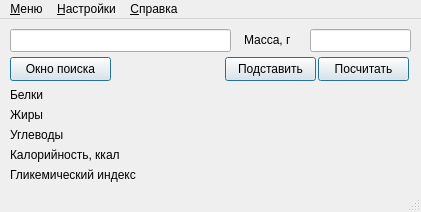
Old version of the form source/mainwin.ui in the repository arcan1s/food_gui.
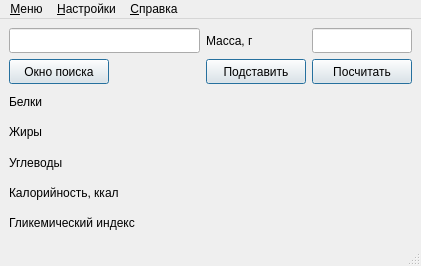
New version of the form.

What changed in the file:
```diff
--- a/source/mainwin.ui
+++ b/source/mainwin.ui
@@ -7,233 +7,493 @@
     <x>0</x>
     <y>0</y>
     <width>421</width>
-    <height>212</height>
+    <height>266</height>
    </rect>
   </property>
+  <property name="sizePolicy">
+   <sizepolicy hsizetype="Preferred" vsizetype="Preferred">
+    <horstretch>0</horstretch>
+    <verstretch>0</verstretch>
+   </sizepolicy>
+  </property>
+  <property name="minimumSize">
+   <size>
+    <width>421</width>
+    <height>266</height>
+   </size>
+  </property>
   <property name="windowTitle">
    <string>Food</string>
   </property>
   <widget class="QWidget" name="centralwidget">
-   <widget class="QLineEdit" name="search_line">
-    <property name="geometry">
-     <rect>
-      <x>10</x>
-      <y>10</y>
-      <width>221</width>
-      <height>23</height>
-     </rect>
-    </property>
-    <property name="text">
-     <string/>
-    </property>
-    <property name="alignment">
-     <set>Qt::AlignRight|Qt::AlignTrailing|Qt::AlignVCenter</set>
-    </property>
-   </widget>
-   <widget class="QPushButton" name="calcbut">
-    <property name="geometry">
-     <rect>
-      <x>318</x>
-      <y>38</y>
-      <width>91</width>
-      <height>24</height>
-     </rect>
-    </property>
-    <property name="text">
-     <string>Посчитать</string>
-    </property>
-    <property name="default">
-     <bool>true</bool>
-    </property>
-   </widget>
-   <widget class="QLineEdit" name="mass_line">
-    <property name="geometry">
-     <rect>
-      <x>310</x>
-      <y>10</y>
-      <width>101</width>
-      <height>23</height>
-     </rect>
-    </property>
-    <property name="alignment">
-     <set>Qt::AlignRight|Qt::AlignTrailing|Qt::AlignVCenter</set>
-    </property>
-   </widget>
-   <widget class="QLabel" name="mass_lab">
-    <property name="geometry">
-     <rect>
-      <x>244</x>
-      <y>10</y>
-      <width>61</width>
-      <height>21</height>
-     </rect>
-    </property>
-    <property name="text">
-     <string>Масса, г</string>
-    </property>
-   </widget>
-   <widget class="QLabel" name="prot_lab">
-    <property name="geometry">
-     <rect>
-      <x>10</x>
-      <y>65</y>
-      <width>151</width>
-      <height>21</height>
-     </rect>
-    </property>
-    <property name="text">
-     <string>Белки</string>
-    </property>
-   </widget>
-   <widget class="QLabel" name="lip_lab">
-    <property name="geometry">
-     <rect>
-      <x>10</x>
-      <y>85</y>
-      <width>151</width>
-      <height>21</height>
-     </rect>
-    </property>
-    <property name="text">
-     <string>Жиры</string>
-    </property>
-   </widget>
-   <widget class="QLabel" name="carb_lab">
-    <property name="geometry">
-     <rect>
-      <x>10</x>
-      <y>105</y>
-      <width>151</width>
-      <height>21</height>
-     </rect>
-    </property>
-    <property name="text">
-     <string>Углеводы</string>
-    </property>
-   </widget>
-   <widget class="QLabel" name="ccal_lab">
-    <property name="geometry">
-     <rect>
-      <x>10</x>
-      <y>125</y>
-      <width>151</width>
-      <height>21</height>
-     </rect>
-    </property>
-    <property name="text">
-     <string>Калорийность, ккал</string>
-    </property>
-   </widget>
-   <widget class="QLabel" name="glyc_lab">
-    <property name="geometry">
-     <rect>
-      <x>10</x>
-      <y>145</y>
-      <width>151</width>
-      <height>21</height>
-     </rect>
-    </property>
-    <property name="text">
-     <string>Гликемический индекс</string>
-    </property>
-   </widget>
-   <widget class="QLabel" name="prot_sec_lab">
-    <property name="geometry">
-     <rect>
-      <x>250</x>
-      <y>65</y>
-      <width>151</width>
-      <height>21</height>
-     </rect>
-    </property>
-    <property name="text">
-     <string>&lt;html&gt;&lt;head/&gt;&lt;body&gt;&lt;p align=&quot;right&quot;&gt;&lt;br/&gt;&lt;/p&gt;&lt;/body&gt;&lt;/html&gt;</string>
-    </property>
-   </widget>
-   <widget class="QLabel" name="lip_sec_lab">
-    <property name="geometry">
-     <rect>
-      <x>250</x>
-      <y>85</y>
-      <width>151</width>
-      <height>21</height>
-     </rect>
-    </property>
-    <property name="text">
-     <string>&lt;html&gt;&lt;head/&gt;&lt;body&gt;&lt;p align=&quot;right&quot;&gt;&lt;br/&gt;&lt;/p&gt;&lt;/body&gt;&lt;/html&gt;</string>
-    </property>
-   </widget>
-   <widget class="QLabel" name="carb_sec_lab">
-    <property name="geometry">
-     <rect>
-      <x>250</x>
-      <y>105</y>
-      <width>151</width>
-      <height>21</height>
-     </rect>
-    </property>
-    <property name="text">
-     <string>&lt;html&gt;&lt;head/&gt;&lt;body&gt;&lt;p align=&quot;right&quot;&gt;&lt;br/&gt;&lt;/p&gt;&lt;/body&gt;&lt;/html&gt;</string>
-    </property>
-   </widget>
-   <widget class="QLabel" name="ccal_sec_lab">
-    <property name="geometry">
-     <rect>
-      <x>250</x>
-      <y>125</y>
-      <width>151</width>
-      <height>21</height>
-     </rect>
-    </property>
-    <property name="text">
-     <string>&lt;html&gt;&lt;head/&gt;&lt;body&gt;&lt;p align=&quot;right&quot;&gt;&lt;br/&gt;&lt;/p&gt;&lt;/body&gt;&lt;/html&gt;</string>
-    </property>
-   </widget>
-   <widget class="QLabel" name="glyc_sec_lab">
-    <property name="geometry">
-     <rect>
-      <x>250</x>
-      <y>145</y>
-      <width>151</width>
-      <height>21</height>
-     </rect>
-    </property>
-    <property name="text">
-     <string>&lt;html&gt;&lt;head/&gt;&lt;body&gt;&lt;p align=&quot;right&quot;&gt;&lt;br/&gt;&lt;/p&gt;&lt;/body&gt;&lt;/html&gt;</string>
-    </property>
-   </widget>
-   <widget class="QPushButton" name="searchbut">
-    <property name="geometry">
-     <rect>
-      <x>10</x>
-      <y>38</y>
-      <width>101</width>
-      <height>24</height>
-     </rect>
-    </property>
-    <property name="text">
-     <string>Окно поиска</string>
-    </property>
-    <property name="default">
-     <bool>true</bool>
-    </property>
-   </widget>
-   <widget class="QPushButton" name="substitutebut">
-    <property name="geometry">
-     <rect>
-      <x>225</x>
-      <y>38</y>
-      <width>91</width>
-      <height>24</height>
-     </rect>
-    </property>
-    <property name="text">
-     <string>Подставить</string>
-    </property>
-    <property name="default">
-     <bool>true</bool>
-    </property>
-   </widget>
+   <property name="minimumSize">
+    <size>
+     <width>421</width>
+     <height>225</height>
+    </size>
+   </property>
+   <layout class="QGridLayout" name="gridLayout">
+    <item row="0" column="0" colspan="2">
+     <layout class="QHBoxLayout" name="horizontalLayout">
+      <item>
+       <widget class="QLineEdit" name="search_line">
+        <property name="minimumSize">
+         <size>
+          <width>100</width>
+          <height>25</height>
+         </size>
+        </property>
+        <property name="maximumSize">
+         <size>
+          <width>16777215</width>
+          <height>25</height>
+         </size>
+        </property>
+        <property name="text">
+         <string/>
+        </property>
+        <property name="alignment">
+         <set>Qt::AlignRight|Qt::AlignTrailing|Qt::AlignVCenter</set>
+        </property>
+       </widget>
+      </item>
+      <item>
+       <widget class="QLabel" name="mass_lab">
+        <property name="sizePolicy">
+         <sizepolicy hsizetype="Fixed" vsizetype="Fixed">
+          <horstretch>0</horstretch>
+          <verstretch>0</verstretch>
+         </sizepolicy>
+        </property>
+        <property name="minimumSize">
+         <size>
+          <width>100</width>
+          <height>25</height>
+         </size>
+        </property>
+        <property name="maximumSize">
+         <size>
+          <width>100</width>
+          <height>25</height>
+         </size>
+        </property>
+        <property name="text">
+         <string>Масса, г</string>
+        </property>
+       </widget>
+      </item>
+      <item>
+       <widget class="QLineEdit" name="mass_line">
+        <property name="sizePolicy">
+         <sizepolicy hsizetype="Fixed" vsizetype="Fixed">
+          <horstretch>0</horstretch>
+          <verstretch>0</verstretch>
+         </sizepolicy>
+        </property>
+        <property name="minimumSize">
+         <size>
+          <width>100</width>
+          <height>25</height>
+         </size>
+        </property>
+        <property name="maximumSize">
+         <size>
+          <width>100</width>
+          <height>25</height>
+         </size>
+        </property>
+        <property name="alignment">
+         <set>Qt::AlignRight|Qt::AlignTrailing|Qt::AlignVCenter</set>
+        </property>
+       </widget>
+      </item>
+     </layout>
+    </item>
+    <item row="3" column="0" colspan="2">
+     <layout class="QHBoxLayout" name="horizontalLayout_4">
+      <item>
+       <widget class="QLabel" name="lip_lab">
+        <property name="sizePolicy">
+         <sizepolicy hsizetype="Fixed" vsizetype="Fixed">
+          <horstretch>0</horstretch>
+          <verstretch>0</verstretch>
+         </sizepolicy>
+        </property>
+        <property name="minimumSize">
+         <size>
+          <width>175</width>
+          <height>25</height>
+         </size>
+        </property>
+        <property name="maximumSize">
+         <size>
+          <width>175</width>
+          <height>25</height>
+         </size>
+        </property>
+        <property name="text">
+         <string>Жиры</string>
+        </property>
+       </widget>
+      </item>
+      <item>
+       <widget class="QLabel" name="lip_sec_lab">
+        <property name="sizePolicy">
+         <sizepolicy hsizetype="Preferred" vsizetype="Fixed">
+          <horstretch>0</horstretch>
+          <verstretch>0</verstretch>
+         </sizepolicy>
+        </property>
+        <property name="minimumSize">
+         <size>
+          <width>100</width>
+          <height>25</height>
+         </size>
+        </property>
+        <property name="maximumSize">
+         <size>
+          <width>16777215</width>
+          <height>25</height>
+         </size>
+        </property>
+        <property name="text">
+         <string>&lt;html&gt;&lt;head/&gt;&lt;body&gt;&lt;p align=&quot;right&quot;&gt;&lt;br/&gt;&lt;/p&gt;&lt;/body&gt;&lt;/html&gt;</string>
+        </property>
+       </widget>
+      </item>
+     </layout>
+    </item>
+    <item row="5" column="0" colspan="2">
+     <layout class="QHBoxLayout" name="horizontalLayout_6">
+      <item>
+       <widget class="QLabel" name="ccal_lab">
+        <property name="sizePolicy">
+         <sizepolicy hsizetype="Fixed" vsizetype="Fixed">
+          <horstretch>0</horstretch>
+          <verstretch>0</verstretch>
+         </sizepolicy>
+        </property>
+        <property name="minimumSize">
+         <size>
+          <width>175</width>
+          <height>25</height>
+         </size>
+        </property>
+        <property name="maximumSize">
+         <size>
+          <width>175</width>
+          <height>25</height>
+         </size>
+        </property>
+        <property name="text">
+         <string>Калорийность, ккал</string>
+        </property>
+       </widget>
+      </item>
+      <item>
+       <widget class="QLabel" name="ccal_sec_lab">
+        <property name="sizePolicy">
+         <sizepolicy hsizetype="Preferred" vsizetype="Fixed">
+          <horstretch>0</horstretch>
+          <verstretch>0</verstretch>
+         </sizepolicy>
+        </property>
+        <property name="minimumSize">
+         <size>
+          <width>100</width>
+          <height>25</height>
+         </size>
+        </property>
+        <property name="maximumSize">
+         <size>
+          <width>16777215</width>
+          <height>25</height>
+         </size>
+        </property>
+        <property name="text">
+         <string>&lt;html&gt;&lt;head/&gt;&lt;body&gt;&lt;p align=&quot;right&quot;&gt;&lt;br/&gt;&lt;/p&gt;&lt;/body&gt;&lt;/html&gt;</string>
+        </property>
+       </widget>
+      </item>
+     </layout>
+    </item>
+    <item row="4" column="0" colspan="2">
+     <layout class="QHBoxLayout" name="horizontalLayout_5">
+      <item>
+       <widget class="QLabel" name="carb_lab">
+        <property name="sizePolicy">
+         <sizepolicy hsizetype="Fixed" vsizetype="Fixed">
+          <horstretch>0</horstretch>
+          <verstretch>0</verstretch>
+         </sizepolicy>
+        </property>
+        <property name="minimumSize">
+         <size>
+          <width>175</width>
+          <height>25</height>
+         </size>
+        </property>
+        <property name="maximumSize">
+         <size>
+          <width>175</width>
+          <height>25</height>
+         </size>
+        </property>
+        <property name="text">
+         <string>Углеводы</string>
+        </property>
+       </widget>
+      </item>
+      <item>
+       <widget class="QLabel" name="carb_sec_lab">
+        <property name="sizePolicy">
+         <sizepolicy hsizetype="Preferred" vsizetype="Fixed">
+          <horstretch>0</horstretch>
+          <verstretch>0</verstretch>
+         </sizepolicy>
+        </property>
+        <property name="minimumSize">
+         <size>
+          <width>100</width>
+          <height>25</height>
+         </size>
+        </property>
+        <property name="maximumSize">
+         <size>
+          <width>16777215</width>
+          <height>25</height>
+         </size>
+        </property>
+        <property name="text">
+         <string>&lt;html&gt;&lt;head/&gt;&lt;body&gt;&lt;p align=&quot;right&quot;&gt;&lt;br/&gt;&lt;/p&gt;&lt;/body&gt;&lt;/html&gt;</string>
+        </property>
+       </widget>
+      </item>
+     </layout>
+    </item>
+    <item row="1" column="0" colspan="2">
+     <layout class="QHBoxLayout" name="horizontalLayout_2">
+      <item>
+       <widget class="QPushButton" name="searchbut">
+        <property name="sizePolicy">
+         <sizepolicy hsizetype="Fixed" vsizetype="Fixed">
+          <horstretch>0</horstretch>
+          <verstretch>0</verstretch>
+         </sizepolicy>
+        </property>
+        <property name="minimumSize">
+         <size>
+          <width>100</width>
+          <height>25</height>
+         </size>
+        </property>
+        <property name="maximumSize">
+         <size>
+          <width>100</width>
+          <height>25</height>
+         </size>
+        </property>
+        <property name="text">
+         <string>Окно поиска</string>
+        </property>
+        <property name="default">
+         <bool>true</bool>
+        </property>
+       </widget>
+      </item>
+      <item>
+       <spacer name="horizontalSpacer">
+        <property name="orientation">
+         <enum>Qt::Horizontal</enum>
+        </property>
+        <property name="sizeHint" stdset="0">
+         <size>
+          <width>40</width>
+          <height>20</height>
+         </size>
+        </property>
+       </spacer>
+      </item>
+      <item>
+       <widget class="QPushButton" name="substitutebut">
+        <property name="sizePolicy">
+         <sizepolicy hsizetype="Fixed" vsizetype="Fixed">
+          <horstretch>0</horstretch>
+          <verstretch>0</verstretch>
+         </sizepolicy>
+        </property>
+        <property name="minimumSize">
+         <size>
+          <width>100</width>
+          <height>25</height>
+         </size>
+        </property>
+        <property name="maximumSize">
+         <size>
+          <width>100</width>
+          <height>25</height>
+         </size>
+        </property>
+        <property name="text">
+         <string>Подставить</string>
+        </property>
+        <property name="default">
+         <bool>true</bool>
+        </property>
+       </widget>
+      </item>
+      <item>
+       <widget class="QPushButton" name="calcbut">
+        <property name="sizePolicy">
+         <sizepolicy hsizetype="Fixed" vsizetype="Fixed">
+          <horstretch>0</horstretch>
+          <verstretch>0</verstretch>
+         </sizepolicy>
+        </property>
+        <property name="minimumSize">
+         <size>
+          <width>100</width>
+          <height>25</height>
+         </size>
+        </property>
+        <property name="maximumSize">
+         <size>
+          <width>100</width>
+          <height>25</height>
+         </size>
+        </property>
+        <property name="text">
+         <string>Посчитать</string>
+        </property>
+        <property name="default">
+         <bool>true</bool>
+        </property>
+       </widget>
+      </item>
+     </layout>
+    </item>
+    <item row="2" column="0" colspan="2">
+     <layout class="QHBoxLayout" name="horizontalLayout_3">
+      <item>
+       <widget class="QLabel" name="prot_lab">
+        <property name="sizePolicy">
+         <sizepolicy hsizetype="Fixed" vsizetype="Fixed">
+          <horstretch>0</horstretch>
+          <verstretch>0</verstretch>
+         </sizepolicy>
+        </property>
+        <property name="minimumSize">
+         <size>
+          <width>175</width>
+          <height>25</height>
+         </size>
+        </property>
+        <property name="maximumSize">
+         <size>
+          <width>175</width>
+          <height>25</height>
+         </size>
+        </property>
+        <property name="text">
+         <string>Белки</string>
+        </property>
+       </widget>
+      </item>
+      <item>
+       <widget class="QLabel" name="prot_sec_lab">
+        <property name="sizePolicy">
+         <sizepolicy hsizetype="Preferred" vsizetype="Fixed">
+          <horstretch>0</horstretch>
+          <verstretch>0</verstretch>
+         </sizepolicy>
+        </property>
+        <property name="minimumSize">
+         <size>
+          <width>100</width>
+          <height>25</height>
+         </size>
+        </property>
+        <property name="maximumSize">
+         <size>
+          <width>16777215</width>
+          <height>25</height>
+         </size>
+        </property>
+        <property name="text">
+         <string>&lt;html&gt;&lt;head/&gt;&lt;body&gt;&lt;p align=&quot;right&quot;&gt;&lt;br/&gt;&lt;/p&gt;&lt;/body&gt;&lt;/html&gt;</string>
+        </property>
+       </widget>
+      </item>
+     </layout>
+    </item>
+    <item row="6" column="0" rowspan="2" colspan="2">
+     <layout class="QHBoxLayout" name="horizontalLayout_7">
+      <item>
+       <widget class="QLabel" name="glyc_lab">
+        <property name="sizePolicy">
+         <sizepolicy hsizetype="Fixed" vsizetype="Fixed">
+          <horstretch>0</horstretch>
+          <verstretch>0</verstretch>
+         </sizepolicy>
+        </property>
+        <property name="minimumSize">
+         <size>
+          <width>175</width>
+          <height>25</height>
+         </size>
+        </property>
+        <property name="maximumSize">
+         <size>
+          <width>175</width>
+          <height>25</height>
+         </size>
+        </property>
+        <property name="text">
+         <string>Гликемический индекс</string>
+        </property>
+       </widget>
+      </item>
+      <item>
+       <widget class="QLabel" name="glyc_sec_lab">
+        <property name="sizePolicy">
+         <sizepolicy hsizetype="Preferred" vsizetype="Fixed">
+          <horstretch>0</horstretch>
+          <verstretch>0</verstretch>
+         </sizepolicy>
+        </property>
+        <property name="minimumSize">
+         <size>
+          <width>100</width>
+          <height>25</height>
+         </size>
+        </property>
+        <property name="maximumSize">
+         <size>
+          <width>16777215</width>
+          <height>25</height>
+         </size>
+        </property>
+        <property name="text">
+         <string>&lt;html&gt;&lt;head/&gt;&lt;body&gt;&lt;p align=&quot;right&quot;&gt;&lt;br/&gt;&lt;/p&gt;&lt;/body&gt;&lt;/html&gt;</string>
+        </property>
+       </widget>
+      </item>
+     </layout>
+    </item>
+    <item row="8" column="0">
+     <spacer name="verticalSpacer">
+      <property name="orientation">
+       <enum>Qt::Vertical</enum>
+      </property>
+      <property name="sizeHint" stdset="0">
+       <size>
+        <width>20</width>
+        <height>111</height>
+       </size>
+      </property>
+     </spacer>
+    </item>
+   </layout>
   </widget>
   <widget class="QMenuBar" name="menubar">
    <property name="geometry">
```
Left out of the diff: 7 changed lines with no effect on the pictures.
